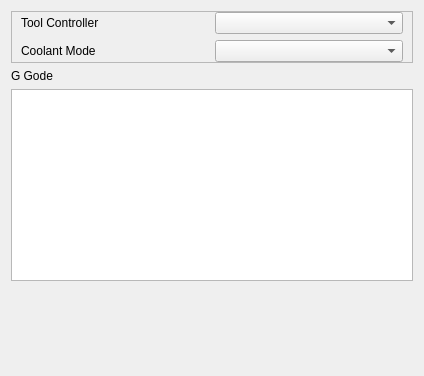
Qt form src/Mod/CAM/Gui/Resources/panels/PageOpCustomEdit.ui (southseact-3d/fcd) before a commit.
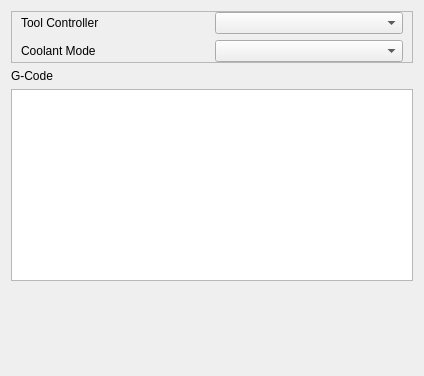
The same form after that commit.

```diff
--- a/src/Mod/CAM/Gui/Resources/panels/PageOpCustomEdit.ui
+++ b/src/Mod/CAM/Gui/Resources/panels/PageOpCustomEdit.ui
@@ -59,7 +59,7 @@
    <item>
     <widget class="QLabel" name="label_2">
      <property name="text">
-      <string>G Gode</string>
+      <string>G-Code</string>
      </property>
     </widget>
    </item>
```
